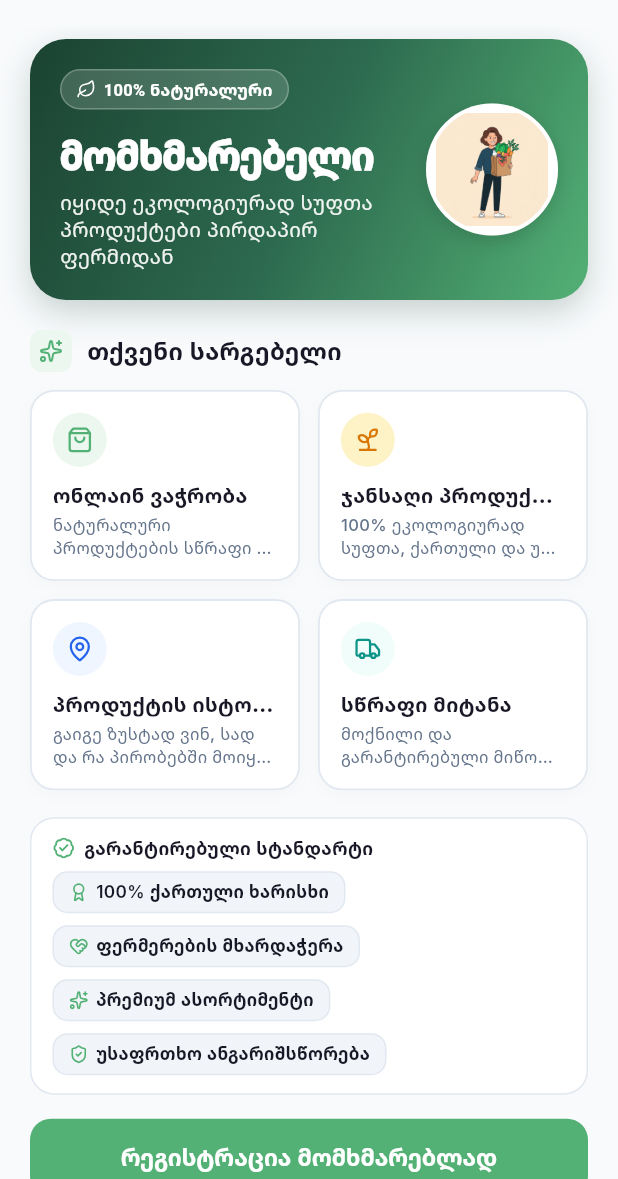
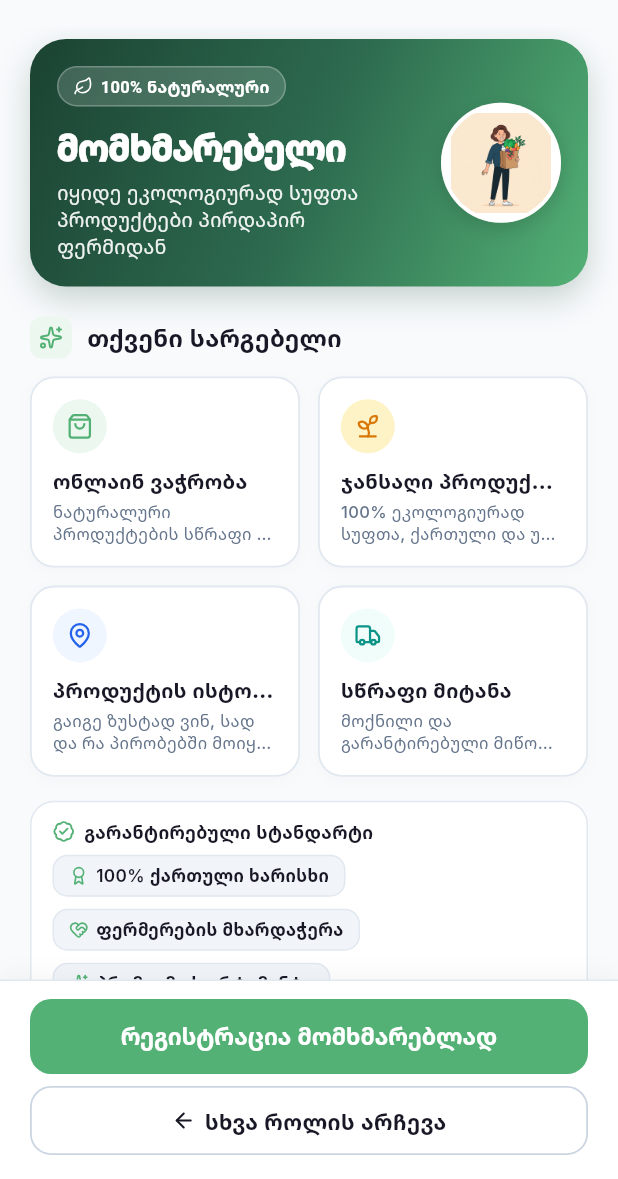
Before and after one commit to Sanchoka19/AgroKera, a Flutter app: the CustomerRoleScreen screen opened directly, on a phone screen of 412 x 824 dp, the part 57-1236 px from its top. Run offline on Flutter 3.47's test engine with Material 3 defaults, Android fonts, the phone set to English and light mode, and no system bars; our stand-ins replace dio, flutter_map, flutter_riverpod, flutter_svg, google_fonts, latlong2 and 1 more; network calls fail; Roboto replaces fonts that are missing (Noto Sans Georgian).

Commit message:
feat(auth): fix hero title wrapping with FittedBox and pin role action buttons to bottom bar

```diff
--- a/lib/features/auth/presentation/screens/customer_role_screen.dart
+++ b/lib/features/auth/presentation/screens/customer_role_screen.dart
@@ -13,7 +13,7 @@ import '../../../../core/widgets/primary_button.dart';
 /// - Vibrant Organic Forest-to-Emerald Hero Card with Customer Character Vignette
 /// - 2x2 Bento Feature Grid with clean vector icons and micro-copy
 /// - Trust & Benefit Indicators ("თქვენი სარგებელი")
-/// - Bold Primary & Secondary CTA Buttons
+/// - Pinned/Sticky Bottom Action Bar with Primary & Secondary CTA Buttons
 class CustomerRoleScreen extends ConsumerWidget {
   const CustomerRoleScreen({super.key});
 
@@ -56,14 +56,81 @@ class CustomerRoleScreen extends ConsumerWidget {
         ),
         centerTitle: true,
       ),
+      // ==========================================
+      // PINNED/STICKY BOTTOM ACTION BAR
+      // ==========================================
+      bottomNavigationBar: Container(
+        decoration: BoxDecoration(
+          color: Colors.white,
+          border: const Border(
+            top: BorderSide(color: Color(0xFFE2E8F0), width: 1),
+          ),
+          boxShadow: [
+            BoxShadow(
+              color: Colors.black.withValues(alpha: 0.04),
+              blurRadius: 12,
+              offset: const Offset(0, -3),
+            ),
+          ],
+        ),
+        padding: const EdgeInsets.fromLTRB(20, 12, 20, 16),
+        child: SafeArea(
+          top: false,
+          child: Column(
+            mainAxisSize: MainAxisSize.min,
+            crossAxisAlignment: CrossAxisAlignment.stretch,
+            children: [
+              // Primary CTA Button
+              PrimaryButton(
+                text: 'რეგისტრაცია მომხმარებლად',
+                borderRadius: BorderRadius.circular(14),
+                height: 50,
+                onPressed: () => _onRegister(context, ref),
+              ),
+              const SizedBox(height: 8),
+
+              // Secondary: სხვა როლის არჩევა
+              InkWell(
+                onTap: () => Navigator.of(context).pop(),
+                borderRadius: BorderRadius.circular(14),
+                child: Container(
+                  height: 46,
+                  decoration: BoxDecoration(
+                    color: Colors.white,
+                    borderRadius: BorderRadius.circular(14),
+                    border: Border.all(color: const Color(0xFFCBD5E1), width: 1.2),
+                  ),
+                  alignment: Alignment.center,
+                  child: Row(
+                    mainAxisAlignment: MainAxisAlignment.center,
+                    children: [
+                      const Icon(
+                        LucideIcons.arrowLeft,
+                        size: 16,
+                        color: AppColors.textPrimary,
+                      ),
+                      const SizedBox(width: 6),
+                      Text(
+                        'სხვა როლის არჩევა',
+                        style: AppTypography.button.copyWith(
+                          color: AppColors.textPrimary,
+                          fontSize: 14.5,
+                          fontWeight: FontWeight.w600,
+                          height: 1.25,
+                        ),
+                      ),
+                    ],
+                  ),
+                ),
+              ),
+            ],
+          ),
+        ),
+      ),
       body: SafeArea(
-        child: LayoutBuilder(
-          builder: (context, constraints) {
-            return SingleChildScrollView(
-              padding: const EdgeInsets.symmetric(horizontal: 20, vertical: 8),
-              child: ConstrainedBox(
-                constraints: BoxConstraints(minHeight: constraints.maxHeight - 16),
-                child: IntrinsicHeight(
+        top: false,
+        child: SingleChildScrollView(
+          padding: const EdgeInsets.fromLTRB(20, 8, 20, 20),
           child: Column(
             crossAxisAlignment: CrossAxisAlignment.stretch,
             children: [
@@ -72,7 +139,7 @@ class CustomerRoleScreen extends ConsumerWidget {
               // ==========================================
               Container(
                 width: double.infinity,
-                        padding: const EdgeInsets.all(20),
+                padding: const EdgeInsets.all(18),
                 decoration: BoxDecoration(
                   borderRadius: BorderRadius.circular(24),
                   gradient: const LinearGradient(
@@ -132,16 +199,20 @@ class CustomerRoleScreen extends ConsumerWidget {
                               ],
                             ),
                           ),
-                                  const SizedBox(height: 12),
+                          const SizedBox(height: 10),
 
-                                  // Title
-                                  Text(
+                          // Title with FittedBox (Guarantees single line on every screen, never wraps)
+                          FittedBox(
+                            fit: BoxFit.scaleDown,
+                            alignment: Alignment.centerLeft,
+                            child: Text(
                               'მომხმარებელი',
                               style: GoogleFonts.notoSansGeorgian(
                                 color: Colors.white,
-                                      fontSize: 26,
+                                fontSize: 24,
                                 fontWeight: FontWeight.w900,
                                 letterSpacing: -0.5,
+                              ),
                             ),
                           ),
                           const SizedBox(height: 6),
@@ -151,7 +222,7 @@ class CustomerRoleScreen extends ConsumerWidget {
                             'იყიდე ეკოლოგიურად სუფთა პროდუქტები პირდაპირ ფერმიდან',
                             style: GoogleFonts.notoSansGeorgian(
                               color: Colors.white.withValues(alpha: 0.92),
-                                      fontSize: 13.5,
+                              fontSize: 13,
                               fontWeight: FontWeight.w500,
                               height: 1.35,
                             ),
@@ -163,8 +234,8 @@ class CustomerRoleScreen extends ConsumerWidget {
 
                     // Right: Character Illustration in Circular Frame
                     Container(
-                              width: 88,
-                              height: 88,
+                      width: 80,
+                      height: 80,
                       decoration: BoxDecoration(
                         shape: BoxShape.circle,
                         color: Colors.white,
@@ -275,7 +346,7 @@ class CustomerRoleScreen extends ConsumerWidget {
                   ),
                 ],
               ),
-                      const SizedBox(height: 18),
+              const SizedBox(height: 16),
 
               // ==========================================
               // 4. BENEFIT BADGES
@@ -334,62 +405,8 @@ class CustomerRoleScreen extends ConsumerWidget {
                   ],
                 ),
               ),
-
-                      const Spacer(),
-                      const SizedBox(height: 16),
-
-                      // ==========================================
-                      // 5. ACTION BUTTONS
-                      // ==========================================
-                      PrimaryButton(
-                        text: 'რეგისტრაცია მომხმარებლად',
-                        borderRadius: BorderRadius.circular(14),
-                        height: 52,
-                        onPressed: () => _onRegister(context, ref),
-                      ),
-                      const SizedBox(height: 10),
-
-                      // Secondary: სხვა როლის არჩევა
-                      InkWell(
-                        onTap: () => Navigator.of(context).pop(),
-                        borderRadius: BorderRadius.circular(14),
-                        child: Container(
-                          height: 48,
-                          decoration: BoxDecoration(
-                            color: Colors.white,
-                            borderRadius: BorderRadius.circular(14),
-                            border: Border.all(color: const Color(0xFFCBD5E1), width: 1.2),
-                          ),
-                          alignment: Alignment.center,
-                          child: Row(
-                            mainAxisAlignment: MainAxisAlignment.center,
-                            children: [
-                              const Icon(
-                                LucideIcons.arrowLeft,
-                                size: 16,
-                                color: AppColors.textPrimary,
-                              ),
-                              const SizedBox(width: 6),
-                              Text(
-                                'სხვა როლის არჩევა',
-                                style: AppTypography.button.copyWith(
-                                  color: AppColors.textPrimary,
-                                  fontSize: 14.5,
-                                  fontWeight: FontWeight.w600,
-                                  height: 1.25,
-                                ),
-                              ),
             ],
           ),
-                        ),
-                      ),
-                      const SizedBox(height: 8),
-                    ],
-                  ),
-                ),
-              ),
-            );
-          },
         ),
       ),
     );
```
Also changed, not shown: lib/features/auth/presentation/screens/farmer_role_screen.dart (+87 -70 lines). Lines whose indentation alone changed are shown as unchanged.
